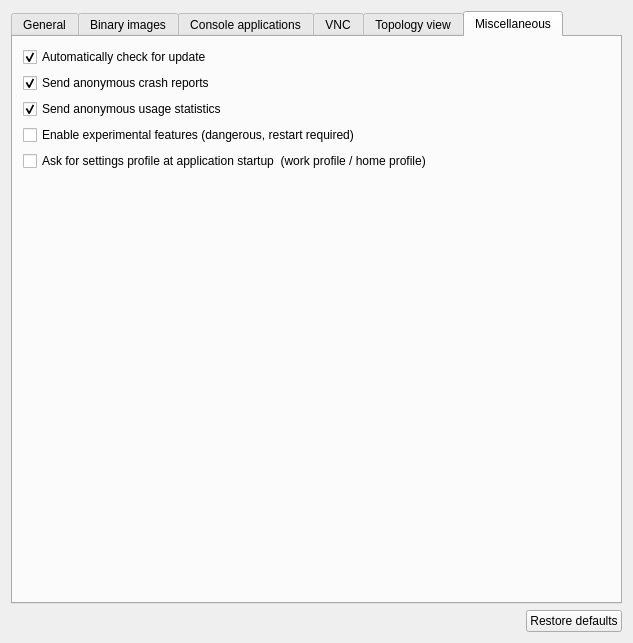
The window that gns3/ui/general_preferences_page.ui (GNS3/gns3-gui) describes before a commit, drawn with Qt 5.
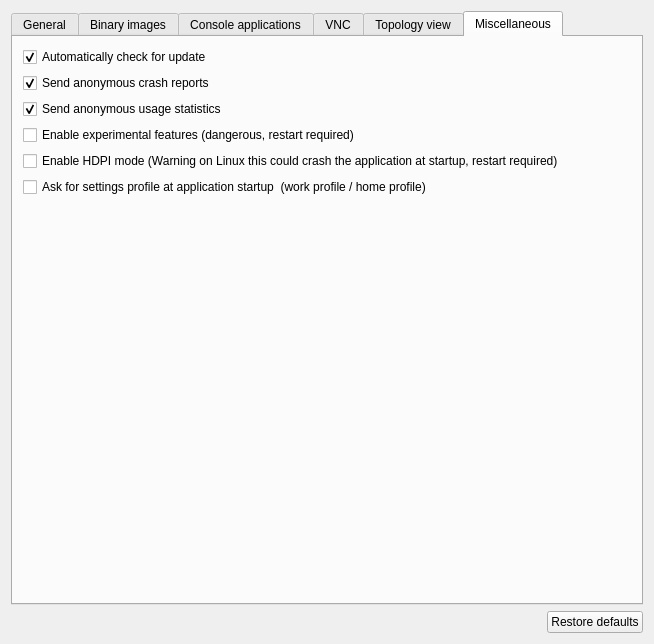
The same window after the commit. The open tabs and pages were chosen to show the change.

Commit message:
Disable HDPI by default on Linux and allow to configure it
Fix #1870

```diff
--- a/gns3/ui/general_preferences_page.ui
+++ b/gns3/ui/general_preferences_page.ui
@@ -6,8 +6,8 @@
    <rect>
     <x>0</x>
     <y>0</y>
-    <width>633</width>
-    <height>643</height>
+    <width>654</width>
+    <height>644</height>
    </rect>
   </property>
   <property name="windowTitle">
@@ -780,6 +780,13 @@
          </property>
         </widget>
        </item>
+       <item>
+        <widget class="QCheckBox" name="uiHdpiCheckBox">
+         <property name="text">
+          <string>Enable HDPI mode (Warning on Linux this could crash the application at startup, restart required)</string>
+         </property>
+        </widget>
+       </item>
        <item>
         <widget class="QCheckBox" name="uiMultiProfilesCheckBox">
          <property name="text">
```
The commit also changes 6 other files.
